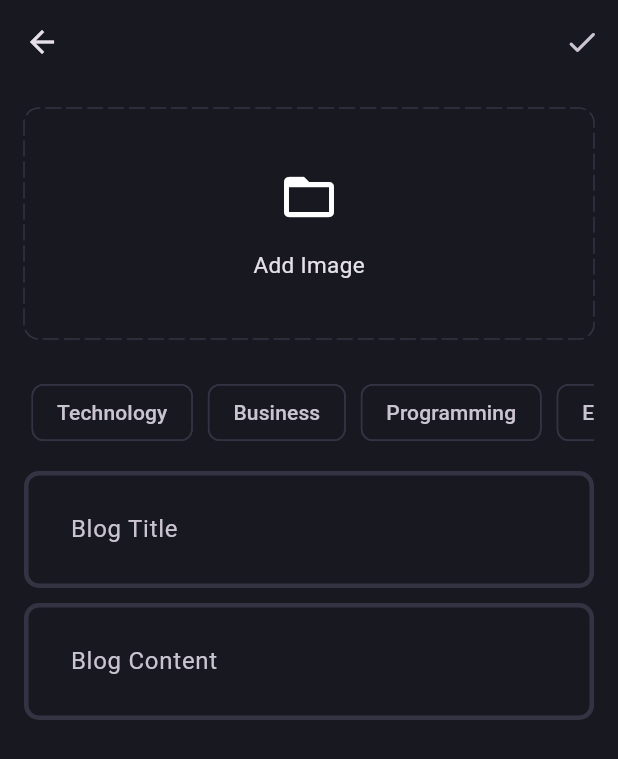
After one commit to mfurkanyuceal/blog_app, a Flutter app: the AddNewBlogPage screen opened directly, after a tap on "Add Image", on a phone screen of 412 x 824 dp. The commit adds this screen. Shown: the top 759 px of the screen. Run offline on Flutter 3.47's test engine with Material 3 defaults, Android fonts, the phone set to English and light mode, and no system bars; drawn by our look-alikes of dotted_border; our stand-ins replace flutter_bloc, flutter_dotenv, fpdart, gap, get_it, image_picker and 1 more; accounts and stored records are empty.

Commit message:
Add Blog Page dizayn'ı halledildi

```diff
--- /dev/null
+++ b/lib/core/utils/pick_image.dart
@@ -0,0 +1,16 @@
+import 'dart:io';
+
+import 'package:image_picker/image_picker.dart';
+
+Future<File?> pickImage() async {
+  try {
+    final xFile = await ImagePicker().pickImage(
+      source: ImageSource.gallery,
+    );
+    if (xFile != null) {
+      return File(xFile.path);
+    }
+  } catch (e) {
+    return null;
+  }
+}
--- /dev/null
+++ b/lib/features/blog/presentation/pages/add_new_blog_page.dart
@@ -0,0 +1,161 @@
+import 'dart:io';
+
+import 'package:blog_app/core/theme/app_pallete.dart';
+import 'package:blog_app/core/utils/pick_image.dart';
+import 'package:blog_app/features/blog/presentation/widgets/blog_editor.dart';
+import 'package:dotted_border/dotted_border.dart';
+import 'package:flutter/material.dart';
+import 'package:gap/gap.dart';
+
+class AddNewBlogPage extends StatefulWidget {
+  static route() => MaterialPageRoute(builder: (context) => const AddNewBlogPage());
+
+  const AddNewBlogPage({super.key});
+
+  @override
+  State<AddNewBlogPage> createState() => _AddNewBlogPageState();
+}
+
+class _AddNewBlogPageState extends State<AddNewBlogPage> {
+  final titleController = TextEditingController();
+  final contentController = TextEditingController();
+  List<String> selectedTopics = [];
+  File? image;
+
+  @override
+  void dispose() {
+    titleController.dispose();
+    contentController.dispose();
+    super.dispose();
+  }
+
+  void _selectImage() async {
+    final pickedImage = await pickImage();
+    if (pickedImage != null) {
+      image = pickedImage;
+      setState(() {});
+    }
+  }
+
+  @override
+  Widget build(BuildContext context) {
+    return Scaffold(
+      appBar: AppBar(
+        actions: [
+          IconButton(
+            onPressed: () {},
+            icon: const Icon(Icons.done_rounded),
+          ),
+        ],
+      ),
+      body: SingleChildScrollView(
+        child: Padding(
+          padding: const EdgeInsets.all(16.0),
+          child: Column(
+            children: [
+              image != null
+                  ? GestureDetector(
+                      onTap: _selectImage,
+                      child: SizedBox(
+                        height: 150,
+                        width: double.infinity,
+                        child: ClipRRect(
+                          borderRadius: BorderRadius.circular(10),
+                          child: Image.file(
+                            image!,
+                            fit: BoxFit.cover,
+                          ),
+                        ),
+                      ),
+                    )
+                  : GestureDetector(
+                      onTap: _selectImage,
+                      child: DottedBorder(
+                        color: AppPallete.borderColor,
+                        dashPattern: const [10, 4],
+                        radius: const Radius.circular(10),
+                        borderType: BorderType.RRect,
+                        strokeCap: StrokeCap.round,
+                        child: Container(
+                          height: 150,
+                          width: double.infinity,
+                          child: const Column(
+                            mainAxisAlignment: MainAxisAlignment.center,
+                            children: [
+                              Icon(
+                                Icons.folder_open,
+                                size: 40,
+                              ),
+                              Gap(15),
+                              Text(
+                                'Add Image',
+                                style: TextStyle(
+                                  fontSize: 15,
+                                ),
+                              ),
+                            ],
+                          ),
+                        ),
+                      ),
+                    ),
+              const Gap(20),
+              SingleChildScrollView(
+                scrollDirection: Axis.horizontal,
+                child: Row(
+                  children: [
+                    "Technology",
+                    "Business",
+                    "Programming",
+                    "Entertainment",
+                    "Fashion",
+                    "Health",
+                    "Fitness",
+                    "Finance",
+                    "Education",
+                  ]
+                      .map(
+                        (e) => Padding(
+                          padding: const EdgeInsets.all(5.0),
+                          child: GestureDetector(
+                            onTap: () {
+                              if (selectedTopics.contains(e)) {
+                                selectedTopics.remove(e);
+                              } else {
+                                selectedTopics.add(e);
+                              }
+                              setState(() {});
+                            },
+                            child: Chip(
+                              label: Text(e),
+                              side: selectedTopics.contains(e)
+                                  ? BorderSide.none
+                                  : const BorderSide(
+                                      color: AppPallete.borderColor,
+                                    ),
+                              color: WidgetStatePropertyAll(
+                                selectedTopics.contains(e) ? AppPallete.gradient1 : AppPallete.backgroundColor,
+                              ),
+                            ),
+                          ),
+                        ),
+                      )
+                      .toList(),
+                ),
+              ),
+              const Gap(10),
+              BlogEditor(
+                hintText: 'Blog Title',
+                controller: titleController,
+              ),
+              const Gap(10),
+              BlogEditor(
+                hintText: 'Blog Content',
+                controller: contentController,
+              ),
+            ],
+          ),
+        ),
+      ),
+    );
+  }
+}
--- /dev/null
+++ b/lib/features/blog/presentation/pages/blog_page.dart
@@ -0,0 +1,29 @@
+import 'package:blog_app/features/blog/presentation/pages/add_new_blog_page.dart';
+import 'package:flutter/cupertino.dart' show CupertinoIcons;
+import 'package:flutter/material.dart';
+
+class BlogPage extends StatelessWidget {
+  static route() => MaterialPageRoute(builder: (context) => const BlogPage());
+
+  const BlogPage({super.key});
+
+  @override
+  Widget build(BuildContext context) {
+    return Scaffold(
+      appBar: AppBar(
+        title: const Text('Blog App'),
+        actions: [
+          IconButton(
+            onPressed: () {
+              Navigator.push(context, AddNewBlogPage.route());
+            },
+            icon: const Icon(CupertinoIcons.add_circled),
+          ),
+        ],
+      ),
+      body: const Center(
+        child: Text('Blog'),
+      ),
+    );
+  }
+}
--- /dev/null
+++ b/lib/features/blog/presentation/widgets/blog_editor.dart
@@ -0,0 +1,22 @@
+import 'package:flutter/material.dart';
+
+class BlogEditor extends StatelessWidget {
+  final String hintText;
+  final TextEditingController controller;
+  const BlogEditor({
+    super.key,
+    required this.hintText,
+    required this.controller,
+  });
+
+  @override
+  Widget build(BuildContext context) {
+    return TextFormField(
+      controller: controller,
+      decoration: InputDecoration(
+        hintText: hintText,
+      ),
+      maxLines: null,
+    );
+  }
+}
--- a/lib/main.dart
+++ b/lib/main.dart
@@ -2,6 +2,7 @@ import 'package:blog_app/core/common/cubits/app_user/app_user_cubit.dart';
 import 'package:blog_app/core/theme/theme.dart';
 import 'package:blog_app/features/auth/presentation/bloc/auth_bloc.dart';
 import 'package:blog_app/features/auth/presentation/pages/signin_page.dart';
+import 'package:blog_app/features/blog/presentation/pages/blog_page.dart';
 import 'package:blog_app/init_dependencies.dart';
 import 'package:flutter/material.dart';
 import 'package:flutter_bloc/flutter_bloc.dart';
@@ -48,7 +49,7 @@ class _BlogAppState extends State<BlogApp> {
         },
         builder: (context, isLoggedIn) {
           if (isLoggedIn) {
-            return const Scaffold(body: Center(child: Text('Logged In')));
+            return const BlogPage();
           }
           return const SignInPage();
         },
--- a/pubspec.yaml
+++ b/pubspec.yaml
@@ -9,6 +9,7 @@ environment:
 
 dependencies:
   cupertino_icons: ^1.0.8
+  dotted_border: ^2.1.0
   flutter:
     sdk: flutter
   flutter_bloc: ^8.1.6
@@ -16,6 +17,7 @@ dependencies:
   fpdart: ^1.1.0
   gap: ^3.0.1
   get_it: ^8.0.0
+  image_picker: ^1.1.2
   supabase_flutter: ^2.6.0
 
 dev_dependencies:
@@ -25,6 +27,7 @@ dev_dependencies:
   package_rename: ^1.7.1
 
 flutter:
+  uses-material-design: true
   assets:
     - .env
 
```
Also changed, not shown: pubspec.lock, 7 other files.
